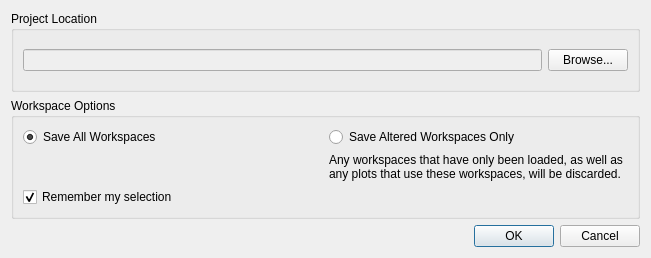
mantidproject/mantid, file qt/python/mantidqt/project/saveprojectdialog/saveprojectdialog.ui: the form before one commit.
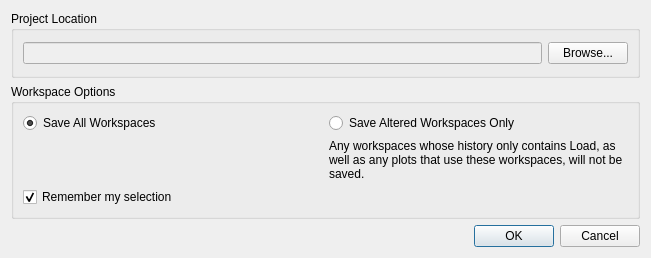
The form after the commit.

Commit message: Re #27472 add remember selection checkbox functionality

Diff of the .ui file:
```diff
--- a/qt/python/mantidqt/project/saveprojectdialog/saveprojectdialog.ui
+++ b/qt/python/mantidqt/project/saveprojectdialog/saveprojectdialog.ui
@@ -59,7 +59,7 @@
         <item row="1" column="1">
          <widget class="QLabel" name="label">
           <property name="text">
-           <string>Any workspaces that have only been loaded, as well as any plots that use these workspaces, will be discarded.</string>
+           <string>Any workspaces whose history only contains Load, as well as any plots that use these workspaces, will not be saved.</string>
           </property>
           <property name="wordWrap">
            <bool>true</bool>
```
The commit also changes 5 other files.
